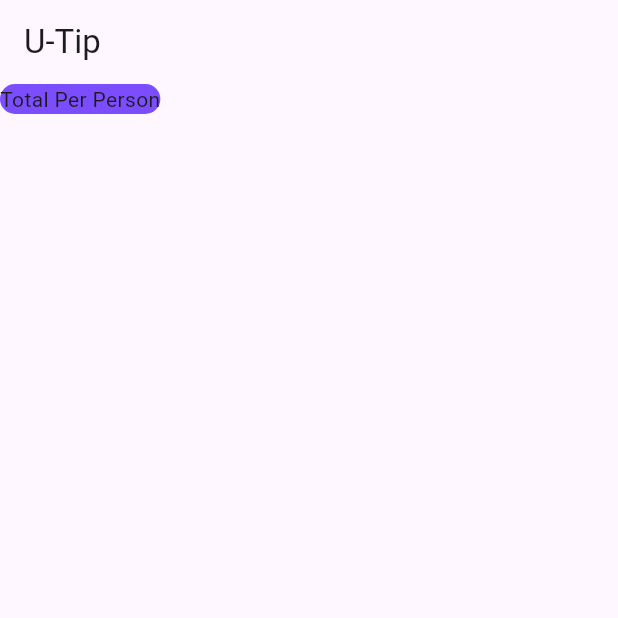
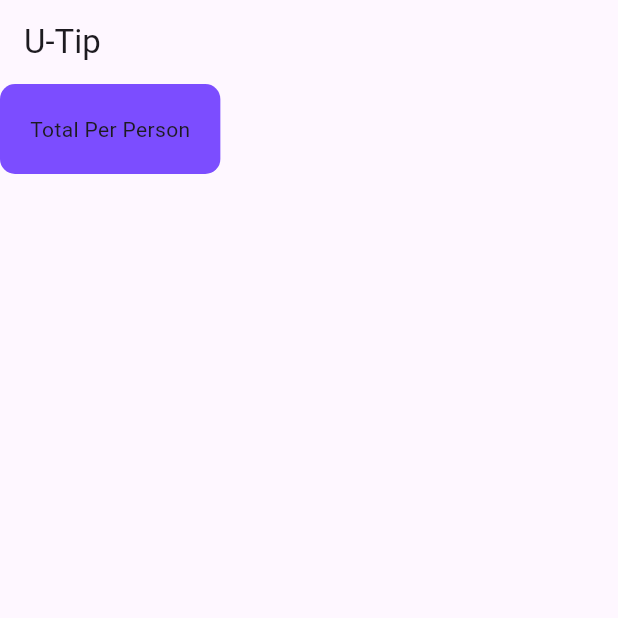
Before and after one commit to SHUBHANKARPOLYGON/FLutter_learn, a Flutter app: the screen it shows after launch, on a phone screen of 412 x 824 dp, the top half of it. Run offline on Flutter 3.47's test engine with Material 3 defaults, Android fonts, the phone set to English and light mode, and no system bars.

Commit message:
padding edgeinsets

```diff
--- a/tip_calc_2/lib/main.dart
+++ b/tip_calc_2/lib/main.dart
@@ -59,6 +59,7 @@ class _UTipState extends State<UTip> {
               color: Colors.deepPurpleAccent, //background color of the container
               borderRadius: BorderRadius.circular(10), //rounds the corners of the container
             ),
+            padding: const EdgeInsets.all(20), //adds padding around the container
             child: const Text("Total Per Person")),
         ],
       ), //body of the app
```
